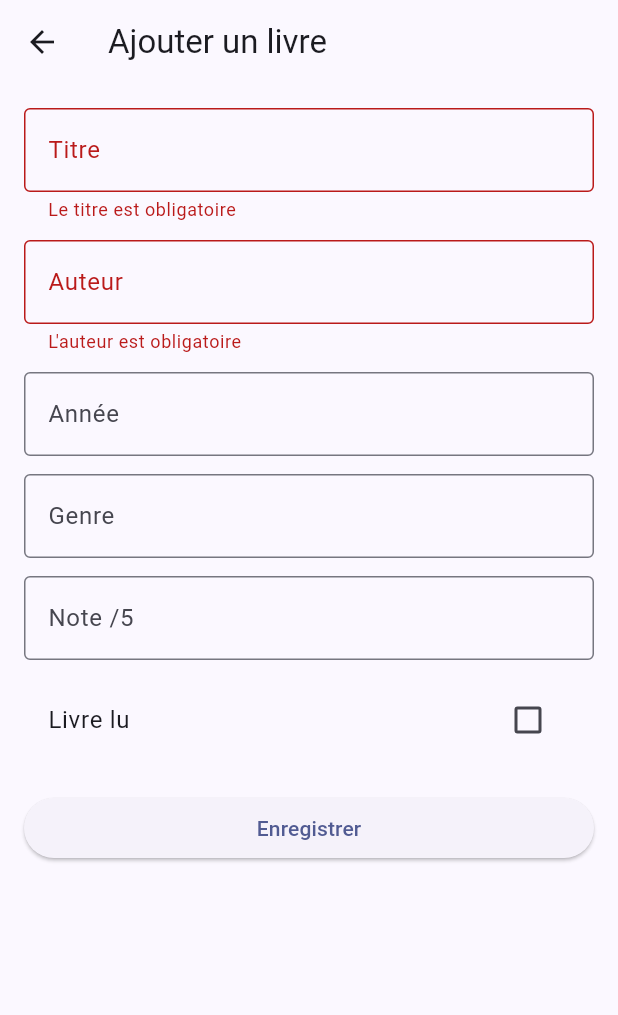
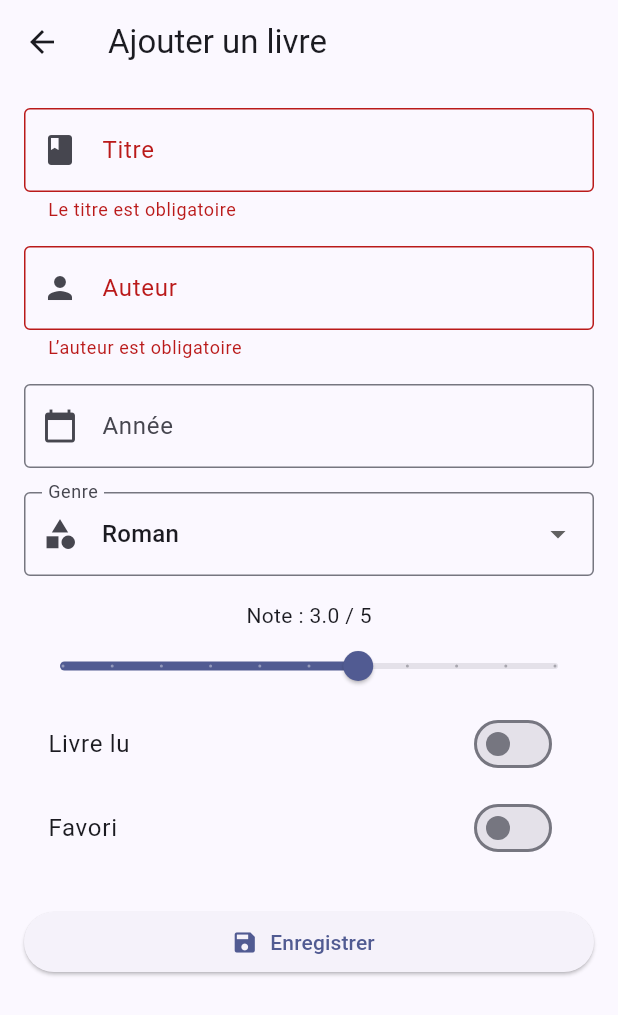
Before and after one commit to youssrahaddouch0103-coder/biblio-app, a Flutter app: the AjouterLivreScreen screen opened directly, after a tap on "Enregistrer", on a phone screen of 412 x 824 dp. Shown: the top 1015 px of the screen. Run offline on Flutter 3.47's test engine with Material 3 defaults, Android fonts, the phone set to English and light mode, and no system bars; our stand-ins replace equatable, flutter_bloc, sqflite; accounts and stored records are empty.

Commit message:
Add improved add book screen

```diff
--- a/lib/screens/ajouter_livre_screen.dart
+++ b/lib/screens/ajouter_livre_screen.dart
@@ -4,6 +4,8 @@ import 'package:flutter_bloc/flutter_bloc.dart';
 import '../bloc/livre_bloc.dart';
 import '../bloc/livre_event.dart';
 import '../models/livre.dart';
+import '../utils/validators.dart';
+import '../widgets/custom_text_field.dart';
 
 class AjouterLivreScreen extends StatefulWidget {
   const AjouterLivreScreen({super.key});
@@ -18,39 +20,55 @@ class _AjouterLivreScreenState extends State<AjouterLivreScreen> {
   final _titreController = TextEditingController();
   final _auteurController = TextEditingController();
   final _anneeController = TextEditingController();
-  final _genreController = TextEditingController();
-  final _noteController = TextEditingController();
 
+  String _genre = 'Roman';
+  double _note = 3.0;
   bool _lu = false;
+  bool _favori = false;
+
+  final List<String> _genres = [
+    'Roman',
+    'Fantasy',
+    'Science-fiction',
+    'Classique',
+    'Aventure',
+    'Romance',
+    'Policier',
+    'Thriller',
+    'Historique',
+    'Développement personnel',
+    'Autre',
+  ];
 
   @override
   void dispose() {
     _titreController.dispose();
     _auteurController.dispose();
     _anneeController.dispose();
-    _genreController.dispose();
-    _noteController.dispose();
     super.dispose();
   }
 
-  void _sauvegarderLivre() {
+  void _saveLivre() {
     if (_formKey.currentState!.validate()) {
       final livre = Livre(
         titre: _titreController.text.trim(),
         auteur: _auteurController.text.trim(),
         annee: _anneeController.text.trim().isEmpty
             ? null
-            : int.tryParse(_anneeController.text.trim()),
-        genre: _genreController.text.trim().isEmpty
-            ? null
-            : _genreController.text.trim(),
-        note: _noteController.text.trim().isEmpty
-            ? null
-            : double.tryParse(_noteController.text.trim()),
+            : int.parse(_anneeController.text.trim()),
+        genre: _genre,
+        note: _note,
         lu: _lu,
+        favori: _favori,
+        dateAjout: DateTime.now().toIso8601String(),
+        dateModification: null,
       );
 
       context.read<LivreBloc>().add(AddLivre(livre));
+
+      ScaffoldMessenger.of(context).showSnackBar(
+        const SnackBar(content: Text('Livre ajouté avec succès')),
+      );
 
       Navigator.pop(context);
     }
@@ -62,79 +80,95 @@ class _AjouterLivreScreenState extends State<AjouterLivreScreen> {
       appBar: AppBar(
         title: const Text('Ajouter un livre'),
       ),
-      body: Padding(
+      body: SingleChildScrollView(
         padding: const EdgeInsets.all(16),
         child: Form(
           key: _formKey,
-          child: ListView(
+          child: Column(
             children: [
-              TextFormField(
+              CustomTextField(
                 controller: _titreController,
+                label: 'Titre',
+                icon: Icons.book,
+                validator: (value) =>
+                    Validators.requiredField(value, 'Le titre'),
+              ),
+              const SizedBox(height: 16),
+              CustomTextField(
+                controller: _auteurController,
+                label: 'Auteur',
+                icon: Icons.person,
+                validator: (value) =>
+                    Validators.requiredField(value, 'L’auteur'),
+              ),
+              const SizedBox(height: 16),
+              CustomTextField(
+                controller: _anneeController,
+                label: 'Année',
+                icon: Icons.calendar_today,
+                keyboardType: TextInputType.number,
+                validator: Validators.validateYear,
+              ),
+              const SizedBox(height: 16),
+              DropdownButtonFormField<String>(
+                value: _genre,
                 decoration: const InputDecoration(
-                  labelText: 'Titre',
+                  labelText: 'Genre',
+                  prefixIcon: Icon(Icons.category),
                   border: OutlineInputBorder(),
                 ),
-                validator: (value) {
-                  if (value == null || value.trim().isEmpty) {
-                    return 'Le titre est obligatoire';
-                  }
-                  return null;
+                items: _genres.map((genre) {
+                  return DropdownMenuItem(
+                    value: genre,
+                    child: Text(genre),
+                  );
+                }).toList(),
+                onChanged: (value) {
+                  setState(() {
+                    _genre = value!;
+                  });
                 },
               ),
-              const SizedBox(height: 12),
-              TextFormField(
-                controller: _auteurController,
-                decoration: const InputDecoration(
-                  labelText: 'Auteur',
-                  border: OutlineInputBorder(),
-                ),
-                validator: (value) {
-                  if (value == null || value.trim().isEmpty) {
-                    return "L'auteur est obligatoire";
-                  }
-                  return null;
+              const SizedBox(height: 16),
+              Text('Note : ${_note.toStringAsFixed(1)} / 5'),
+              Slider(
+                value: _note,
+                min: 0,
+                max: 5,
+                divisions: 10,
+                label: _note.toStringAsFixed(1),
+                onChanged: (value) {
+                  setState(() {
+                    _note = value;
+                  });
                 },
               ),
-              const SizedBox(height: 12),
-              TextFormField(
-                controller: _anneeController,
-                keyboardType: TextInputType.number,
-                decoration: const InputDecoration(
-                  labelText: 'Année',
-                  border: OutlineInputBorder(),
-                ),
-              ),
-              const SizedBox(height: 12),
-              TextFormField(
-                controller: _genreController,
-                decoration: const InputDecoration(
-                  labelText: 'Genre',
-                  border: OutlineInputBorder(),
-                ),
-              ),
-              const SizedBox(height: 12),
-              TextFormField(
-                controller: _noteController,
-                keyboardType: TextInputType.number,
-                decoration: const InputDecoration(
-                  labelText: 'Note /5',
-                  border: OutlineInputBorder(),
-                ),
-              ),
-              const SizedBox(height: 12),
-              CheckboxListTile(
+              SwitchListTile(
                 title: const Text('Livre lu'),
                 value: _lu,
                 onChanged: (value) {
                   setState(() {
-                    _lu = value ?? false;
+                    _lu = value;
                   });
                 },
               ),
-              const SizedBox(height: 20),
-              ElevatedButton(
-                onPressed: _sauvegarderLivre,
-                child: const Text('Enregistrer'),
+              SwitchListTile(
+                title: const Text('Favori'),
+                value: _favori,
+                onChanged: (value) {
+                  setState(() {
+                    _favori = value;
+                  });
+                },
+              ),
+              const SizedBox(height: 24),
+              SizedBox(
+                width: double.infinity,
+                child: ElevatedButton.icon(
+                  onPressed: _saveLivre,
+                  icon: const Icon(Icons.save),
+                  label: const Text('Enregistrer'),
+                ),
               ),
             ],
           ),
```
